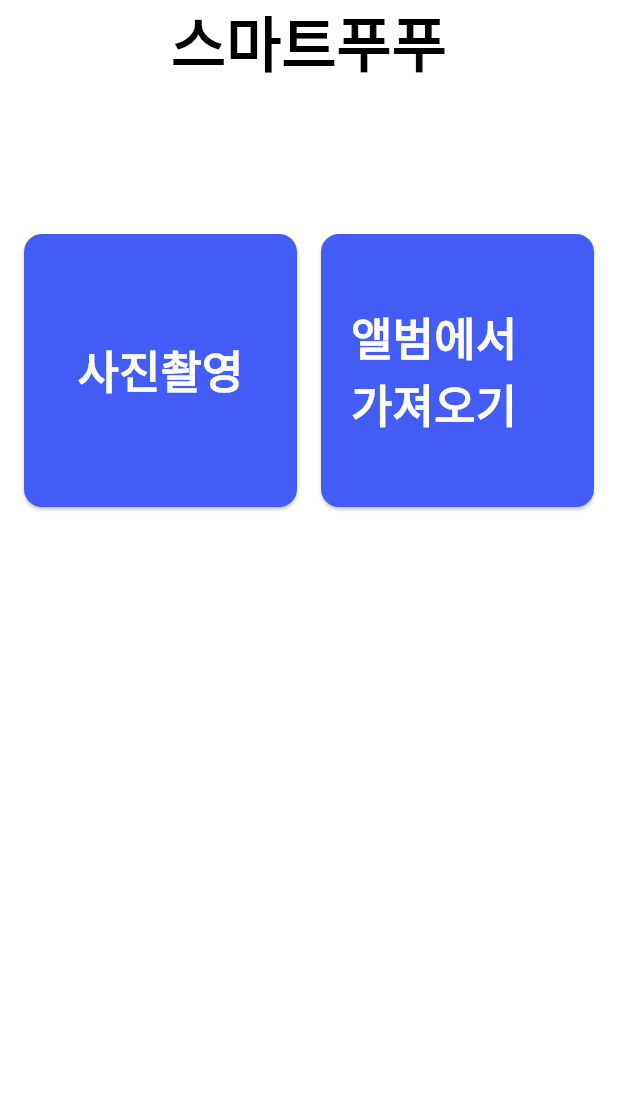
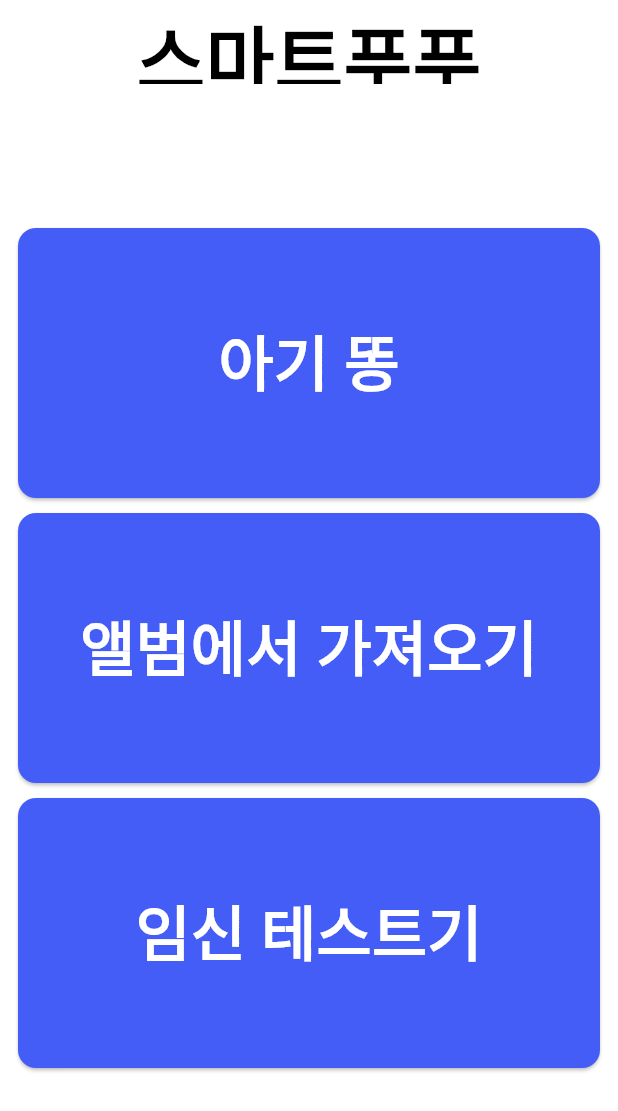
Before and after one commit to sooonsyk/SmartPoopoo, a Flutter app: the screen it shows after launch, on a phone screen of 412 x 824 dp. Shown: the top 1111 px of the screen. Run offline on Flutter 3.47's test engine with Material 3 defaults, Android fonts, the phone set to English and light mode, and no system bars; our stand-ins replace camera, dash_chat_2, flutter_hooks, flutter_tts, image_picker, speech_to_text; missing offline and left inert: chat_gpt_sdk, pytorch_lite.

Commit message:
[0926 sooonsyk] small update

```diff
--- a/FE/lib/common_widgets.dart
+++ b/FE/lib/common_widgets.dart
@@ -21,7 +21,7 @@ Widget buildMenuButton(BuildContext context, String title,
         title,
         style: const TextStyle(
           color: Colors.white,
-          fontSize: 30,
+          fontSize: 40,
           fontWeight: FontWeight.bold,
         ),
       ),
--- a/FE/lib/main.dart
+++ b/FE/lib/main.dart
@@ -29,6 +29,81 @@ class HomePage extends StatefulWidget {
   HomePageState createState() => HomePageState();
 }
 
+// class HomePageState extends State<HomePage> {
+//   String? selectedImageUrl;
+//   String defaultImageUrl =
+//       'https://www.nct.org.uk/sites/default/files/3to4.jpg';
+
+//   @override
+//   Widget build(BuildContext context) {
+//     return Scaffold(
+//       backgroundColor: Colors.white,
+//       appBar: PreferredSize(
+//         preferredSize: const Size.fromHeight(120),
+//         child: AppBar(
+//           title: Semantics(
+//             label: '당신의 스마트푸푸입니다. 아래에서 원하는 서비스를 선택하세요.', // 이 라벨만 읽히고
+//             child: const ExcludeSemantics(
+//               child: Text(
+//                 '스마트푸푸',
+//                 style: TextStyle(
+//                   fontSize: 40,
+//                   fontWeight: FontWeight.bold,
+//                   color: Colors.black,
+//                 ),
+//               ),
+//             ),
+//           ),
+//           centerTitle: true,
+//           backgroundColor: Colors.white,
+//           elevation: 0,
+//         ),
+//       ),
+//       body: Padding(
+//         padding: const EdgeInsets.all(16.0),
+//         child: Column(
+//           mainAxisAlignment: MainAxisAlignment.center,
+//           children: [
+//             const SizedBox(height: 20),
+//             Expanded(
+//               child: GridView.count(
+//                 crossAxisCount: 2,
+//                 crossAxisSpacing: 16,
+//                 mainAxisSpacing: 16,
+//                 children: [
+//                   buildMenuButton(context, "아기 똥", () {
+//                     Navigator.push(
+//                       context,
+//                       MaterialPageRoute(
+//                         builder: (context) =>
+//                             const ImageDetectionScreen(), // ImageDetectionScreen으로 이동
+//                       ),
+//                     );
+//                   }, "아기 똥 버튼"),
+//                   buildMenuButton(context, "앨범에서 가져오기", () async {
+//                     final result = await Navigator.push(
+//                       context,
+//                       MaterialPageRoute(
+//                         builder: (context) => const ImagePickerScreen(),
+//                       ),
+//                     );
+
+//                     if (result != null && result is String) {
+//                       setState(() {
+//                         selectedImageUrl = result;
+//                       });
+//                     }
+//                   }, "앨범에서 가져오기 버튼"),
+//                 ],
+//               ),
+//             ),
+//           ],
+//         ),
+//       ),
+//     );
+//   }
+// }
+
 class HomePageState extends State<HomePage> {
   String? selectedImageUrl;
   String defaultImageUrl =
@@ -39,17 +114,20 @@ class HomePageState extends State<HomePage> {
   return Scaffold(
     backgroundColor: Colors.white,
     appBar: PreferredSize(
-        preferredSize: const Size.fromHeight(120),
+      preferredSize: const Size.fromHeight(120), // AppBar의 높이를 150으로 설정
       child: AppBar(
         title: Semantics(
-            label: '당신의 스마트푸푸입니다. 아래에서 원하는 서비스를 선택하세요.', // 이 라벨만 읽히고
+          label: '당신의 스마트푸푸입니다. 아래에서 원하는 서비스를 선택하세요.',
           child: const ExcludeSemantics(
+            child: Padding(
+              padding: EdgeInsets.only(top: 20), // 위쪽에 20px 패딩 추가
               child: Text(
                 '스마트푸푸',
                 style: TextStyle(
-                  fontSize: 40,
+                  fontSize: 50,
                   fontWeight: FontWeight.bold,
                   color: Colors.black,
+                ),
               ),
             ),
           ),
@@ -60,27 +138,36 @@ class HomePageState extends State<HomePage> {
       ),
     ),
       body: Padding(
-        padding: const EdgeInsets.all(16.0),
+        padding: const EdgeInsets.all(12.0),
         child: Column(
           mainAxisAlignment: MainAxisAlignment.center,
           children: [
             const SizedBox(height: 20),
             Expanded(
-              child: GridView.count(
-                crossAxisCount: 2,
-                crossAxisSpacing: 16,
-                mainAxisSpacing: 16,
+              child: Column(
                 children: [
-                  buildMenuButton(context, "사진촬영", () {
+                  // 첫 번째 버튼
+                  SizedBox(
+                    width: double.infinity,
+                    height: 180, // 버튼 높이 조정
+                    child: buildMenuButton(context, "아기 똥", () {
                       Navigator.push(
                         context,
                         MaterialPageRoute(
-                        builder: (context) =>
-                            const ImageDetectionScreen(), // ImageDetectionScreen으로 이동
+                          builder: (context) => const ImageDetectionScreen(),
                         ),
                       );
-                  }, "사진촬영 버튼"),
-                  buildMenuButton(context, "앨범에서 가져오기", () async {
+                    }, "아기 똥 버튼"),
+                  ),
+
+                  // 두 버튼 사이의 간격을 추가
+                  const SizedBox(height: 10),
+
+                  // 두 번째 버튼
+                  SizedBox(
+                    width: double.infinity,
+                    height: 180, // 버튼 높이 조정
+                    child: buildMenuButton(context, "앨범에서 가져오기", () async {
                       final result = await Navigator.push(
                         context,
                         MaterialPageRoute(
@@ -94,6 +181,29 @@ class HomePageState extends State<HomePage> {
                         });
                       }
                     }, "앨범에서 가져오기 버튼"),
+                  ),
+
+                  // 두 버튼 사이의 간격을 추가
+                  const SizedBox(height: 10),
+
+                  SizedBox(
+                    width: double.infinity,
+                    height: 180, // 버튼 높이 조정
+                    child: buildMenuButton(context, "임신 테스트기", () async {
+                      final result = await Navigator.push(
+                        context,
+                        MaterialPageRoute(
+                          builder: (context) => const ImagePickerScreen(),
+                        ),
+                      );
+
+                      if (result != null && result is String) {
+                        setState(() {
+                          selectedImageUrl = result;
+                        });
+                      }
+                    }, "임신 테스트기 버튼"),
+                  )
                 ],
               ),
             ),
--- a/FE/lib/screens/chat_bot_screen.dart
+++ b/FE/lib/screens/chat_bot_screen.dart
@@ -61,7 +61,9 @@ class _ChatBotScreenState extends State<ChatBotScreen> {
             _sendMessageFromVoice();
           }
         });
-      });
+
+      },
+      localeId : 'ko_KR');
     }
   }
 
--- a/FE/pubspec.yaml
+++ b/FE/pubspec.yaml
@@ -47,6 +47,7 @@ dependencies:
   dash_chat_2: ^0.0.21
   chat_gpt_sdk: ^3.1.0
   speech_to_text: ^7.0.0
+  flutter_hooks: ^0.20.5
 
 dev_dependencies:
   flutter_test:
@@ -78,7 +79,6 @@ flutter:
   assets:
     - assets/models/
     - assets/labels/
-    - assets/저 말인가요.mp3
 
   # An image asset can refer to one or more resolution-specific "variants", see
   # https://flutter.dev/to/resolution-aware-images
```
Also changed, not shown: FE/pubspec.lock, 13 other files. Lines whose indentation alone changed are shown as unchanged.
